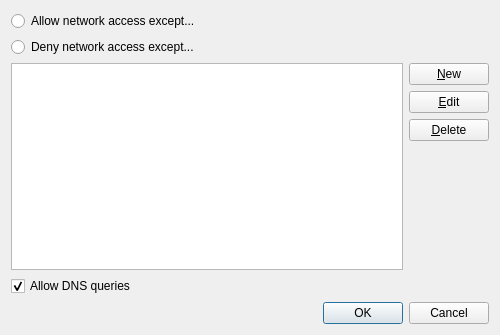
First picture: the form in editfwrulesdlg.ui, repository QubesOS/qubes-manager, before the edit.
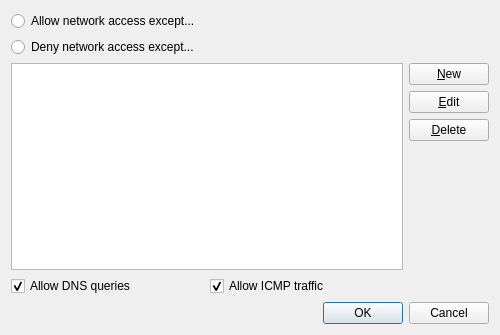
Second picture: the form after the edit.

Commit message: Implemented implicit rule to allow ICMP traffic in firewall

The edit to the form file:
```diff
--- a/editfwrulesdlg.ui
+++ b/editfwrulesdlg.ui
@@ -67,6 +67,8 @@
         </widget>
        </item>
        <item>
+        <layout class="QHBoxLayout" name="horizontalLayout_3">
+         <item>
         <widget class="QCheckBox" name="dnsCheckBox">
          <property name="text">
           <string>Allow DNS queries</string>
@@ -76,6 +78,18 @@
          </property>
         </widget>
        </item>
+         <item>
+          <widget class="QCheckBox" name="icmpCheckBox">
+           <property name="text">
+            <string>Allow ICMP traffic</string>
+           </property>
+           <property name="checked">
+            <bool>true</bool>
+           </property>
+          </widget>
+         </item>
+        </layout>
+       </item>
       </layout>
      </item>
      <item>
```
Left out of the diff: 3 changed lines with no effect on the pictures. Lines whose indentation alone changed are shown as unchanged. The commit also changes 1 other file.
